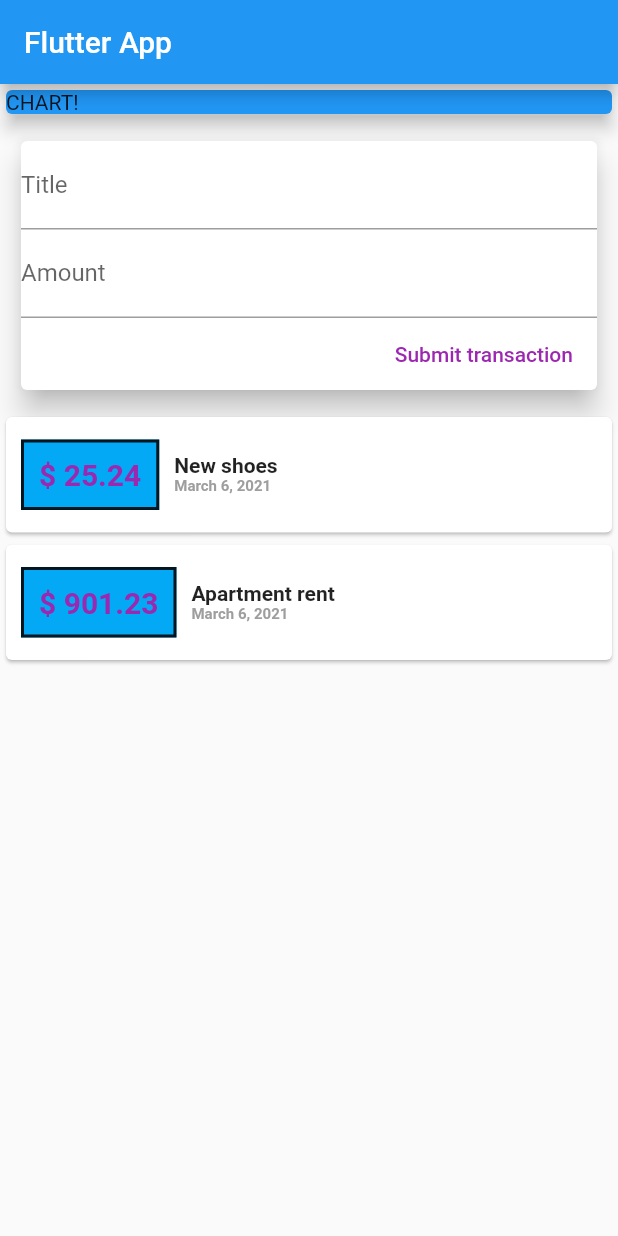
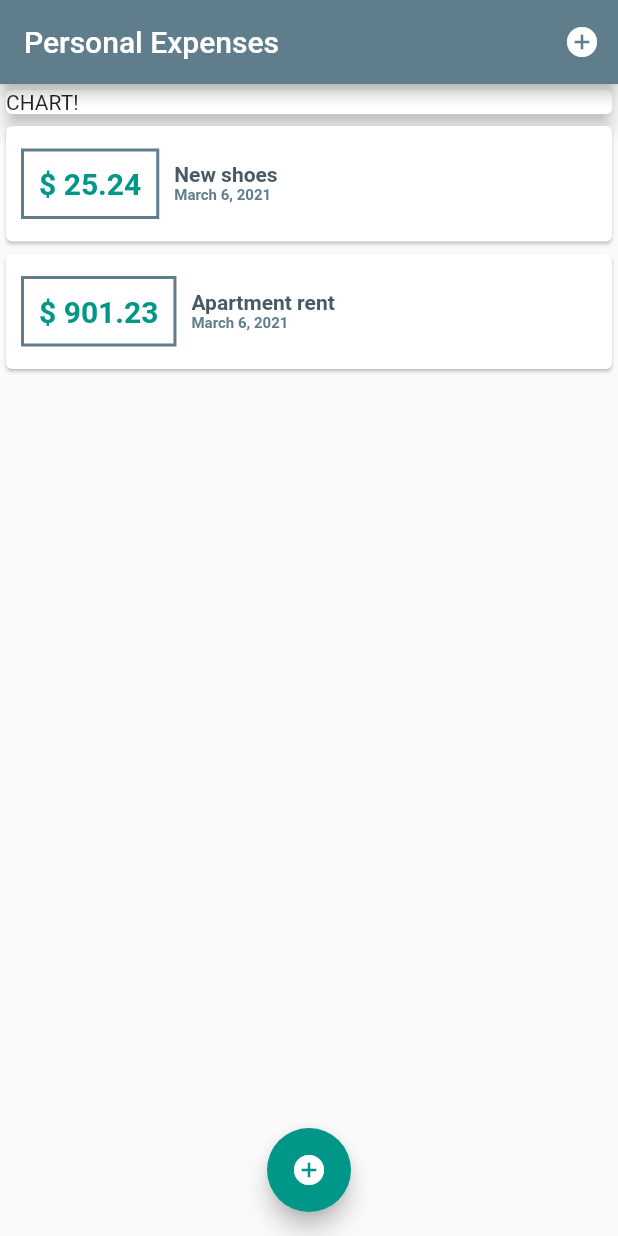
Before and after one commit to BartoszRudnik/LearningFlutter, a Flutter app: the screen it shows after launch, on a phone screen of 412 x 824 dp. Run offline on Flutter 3.47's test engine with Material 2 defaults, Android fonts, the phone set to English and light mode, and no system bars.

Commit message:
using themes && modal bottom sheet for adding new transaction

```diff
--- a/PersonalExpensesApp/lib/main.dart
+++ b/PersonalExpensesApp/lib/main.dart
@@ -7,8 +7,12 @@ class MyApp extends StatelessWidget {
   @override
   Widget build(BuildContext context) {
     return MaterialApp(
-      title: 'Flutter App',
+      title: 'Personal Expenses',
       home: MyHomePage(),
+      theme: ThemeData(
+        primarySwatch: Colors.blueGrey,
+        accentColor: Colors.teal,
+      ),
     );
   }
 }
--- a/PersonalExpensesApp/lib/widgets/homePage.dart
+++ b/PersonalExpensesApp/lib/widgets/homePage.dart
@@ -1,14 +1,58 @@
-import 'package:PersonalExpensesApp/widgets/userTransaction.dart';
+import 'package:PersonalExpensesApp/models/transaction.dart';
+import 'package:PersonalExpensesApp/widgets/newTransaction.dart';
+import 'package:PersonalExpensesApp/widgets/transaction_list.dart';
 import 'package:flutter/material.dart';
 
-class MyHomePage extends StatelessWidget {
+class MyHomePage extends StatefulWidget {
+  @override
+  _MyHomePageState createState() => _MyHomePageState();
+}
+
+class _MyHomePageState extends State<MyHomePage> {
+  final List<Transaction> _listOfTransactions = [
+    Transaction(25.24, 't1', 'New shoes', DateTime.now()),
+    Transaction(901.23, 't2', 'Apartment rent', DateTime.now()),
+  ];
+
+  void _addTransaction(String title, double amount) {
+    final newUserTransaction = Transaction(
+      amount,
+      DateTime.now().toString(),
+      title,
+      DateTime.now(),
+    );
+
+    setState(() {
+      _listOfTransactions.add(newUserTransaction);
+    });
+  }
+
+  void _startAddNewTransaction(BuildContext buildContext) {
+    showModalBottomSheet(
+      context: buildContext,
+      builder: (_) {
+        return GestureDetector(
+          onTap: () {},
+          child: NewTransaction(_addTransaction),
+          behavior: HitTestBehavior.opaque,
+        );
+      },
+    );
+  }
+
   @override
   Widget build(BuildContext context) {
     return Scaffold(
       appBar: AppBar(
-        title: Text('Flutter App'),
+        title: Text('Personal Expenses'),
+        actions: <Widget>[
+          IconButton(
+            icon: Icon(Icons.add_circle),
+            onPressed: () => _startAddNewTransaction(context),
+          )
+        ],
       ),
-      body: SingleChildScrollView(
+      body: Container(
         child: Column(
           mainAxisAlignment: MainAxisAlignment.start,
           crossAxisAlignment: CrossAxisAlignment.start,
@@ -16,14 +60,18 @@ class MyHomePage extends StatelessWidget {
             Container(
               width: double.infinity,
               child: Card(
-                color: Colors.blue,
                 child: Text('CHART!'),
                 elevation: 5,
               ),
             ),
-            UserTransaction(),
+            TransactionList(_listOfTransactions)
           ],
         ),
+      ),
+      floatingActionButtonLocation: FloatingActionButtonLocation.centerFloat,
+      floatingActionButton: FloatingActionButton(
+        child: Icon(Icons.add_circle),
+        onPressed: () => _startAddNewTransaction(context),
       ),
     );
   }
--- a/PersonalExpensesApp/lib/widgets/transaction_list.dart
+++ b/PersonalExpensesApp/lib/widgets/transaction_list.dart
@@ -10,8 +10,9 @@ class TransactionList extends StatelessWidget {
   @override
   Widget build(BuildContext context) {
     return Container(
-      child: Column(
-        children: _listOfTransactions.map((transaction) {
+      height: 500,
+      child: ListView.builder(
+        itemBuilder: (context, index) {
           return Card(
             child: Row(
               children: <Widget>[
@@ -21,20 +22,19 @@ class TransactionList extends StatelessWidget {
                     horizontal: 10,
                   ),
                   decoration: BoxDecoration(
-                    color: Colors.lightBlue,
                     border: Border.all(
-                      color: Colors.black87,
                       width: 2,
                       style: BorderStyle.solid,
+                      color: Theme.of(context).primaryColor,
                     ),
                   ),
                   padding: EdgeInsets.all(10),
                   child: Text(
-                    '\$ ${transaction.amount}',
+                    '\$ ${_listOfTransactions[index].amount.toStringAsFixed(2)}',
                     style: TextStyle(
                       fontWeight: FontWeight.bold,
                       fontSize: 20,
-                      color: Colors.purple,
+                      color: Theme.of(context).accentColor,
                     ),
                   ),
                 ),
@@ -42,18 +42,19 @@ class TransactionList extends StatelessWidget {
                   crossAxisAlignment: CrossAxisAlignment.start,
                   children: <Widget>[
                     Text(
-                      transaction.title,
+                      _listOfTransactions[index].title,
                       style: TextStyle(
                         fontWeight: FontWeight.bold,
                         fontSize: 14,
+                        color: Theme.of(context).primaryColorDark,
                       ),
                     ),
                     Text(
-                      DateFormat.yMMMMd().format(transaction.transactionDate),
+                      DateFormat.yMMMMd().format(_listOfTransactions[index].transactionDate),
                       style: TextStyle(
                         fontWeight: FontWeight.bold,
                         fontSize: 10,
-                        color: Colors.grey,
+                        color: Theme.of(context).primaryColor,
                       ),
                     ),
                   ],
@@ -61,7 +62,8 @@ class TransactionList extends StatelessWidget {
               ],
             ),
           );
-        }).toList(),
+        },
+        itemCount: _listOfTransactions.length,
       ),
     );
   }
--- a/PersonalExpensesApp/lib/widgets/userTransaction.dart
+++ /dev/null
@@ -1,39 +0,0 @@
-import 'package:PersonalExpensesApp/models/transaction.dart';
-import 'package:PersonalExpensesApp/widgets/newTransaction.dart';
-import 'package:PersonalExpensesApp/widgets/transaction_list.dart';
-import 'package:flutter/material.dart';
-
-class UserTransaction extends StatefulWidget {
-  @override
-  _UserTransactionState createState() => _UserTransactionState();
-}
-
-class _UserTransactionState extends State<UserTransaction> {
-  final List<Transaction> _listOfTransactions = [
-    Transaction(25.24, 't1', 'New shoes', DateTime.now()),
-    Transaction(901.23, 't2', 'Apartment rent', DateTime.now()),
-  ];
-
-  void _addTransaction(String title, double amount) {
-    final newUserTransaction = Transaction(
-      amount,
-      DateTime.now().toString(),
-      title,
-      DateTime.now(),
-    );
-
-    setState(() {
-      _listOfTransactions.add(newUserTransaction);
-    });
-  }
-
-  @override
-  Widget build(BuildContext context) {
-    return Column(
-      children: <Widget>[
-        NewTransaction(_addTransaction),
-        TransactionList(_listOfTransactions),
-      ],
-    );
-  }
-}
```
Also changed, not shown: PersonalExpensesApp/lib/widgets/newTransaction.dart (+26 -7 lines).
